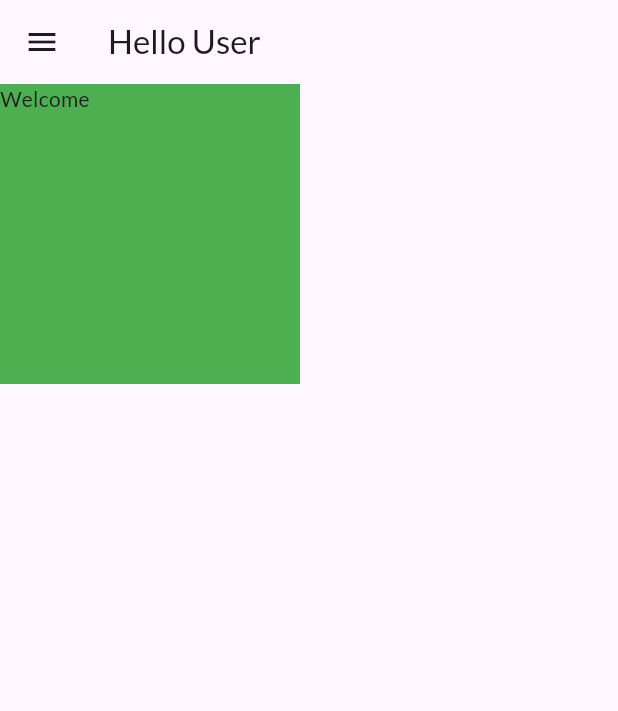
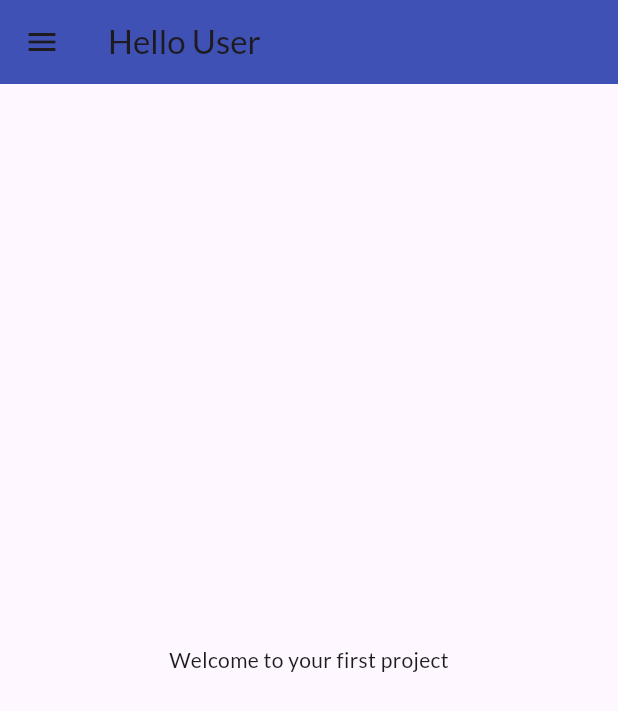
Before and after one commit to Goku289/FlutterAppPractice, a Flutter app: the MyHomePage screen opened by its route, on a phone screen of 412 x 824 dp. Shown: the top 711 px of the screen. Run offline on Flutter 3.47's test engine with Material 3 defaults, Android fonts, the phone set to English and light mode, and no system bars; our stand-ins replace google_fonts.

Commit message:
Day 5 completed

```diff
--- a/lib/pages/home_page.dart
+++ b/lib/pages/home_page.dart
@@ -6,12 +6,12 @@ class MyHomePage extends StatelessWidget {
     return Scaffold(
       appBar: AppBar(
         title: Text("Hello User"),
+        backgroundColor: Colors.indigo,
       ),
-      body: Container(
-        width: 200,
-        height: 200,
-        color: Colors.green,
-        child: Text('Welcome'),
+      body: Center(
+        child: Container(
+          child: Text('Welcome to your first project'),
+        ),
       ),
       drawer: Drawer(),
     );
--- /dev/null
+++ b/lib/util/routes.dart
@@ -0,0 +1,4 @@
+class MyRoutes {
+  static String loginpage = "/login";
+  static String homepage = "/home";
+}
```
Also changed, not shown: lib/main.dart (+5 -2 lines), lib/pages/login_page.dart (+60 -14 lines).
